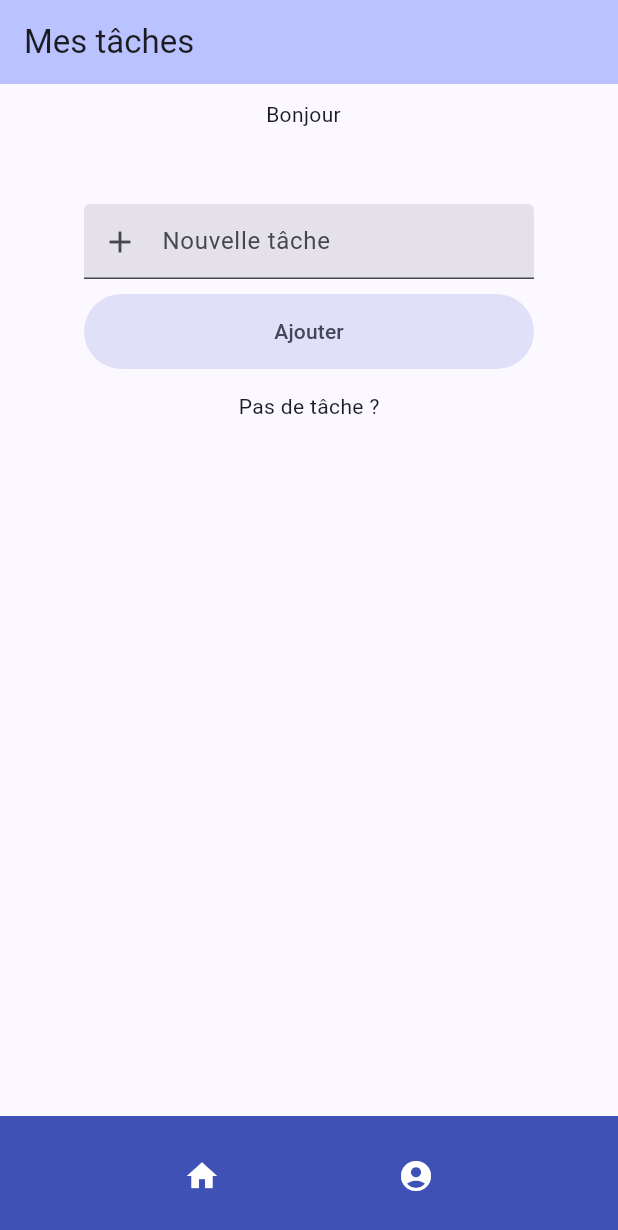
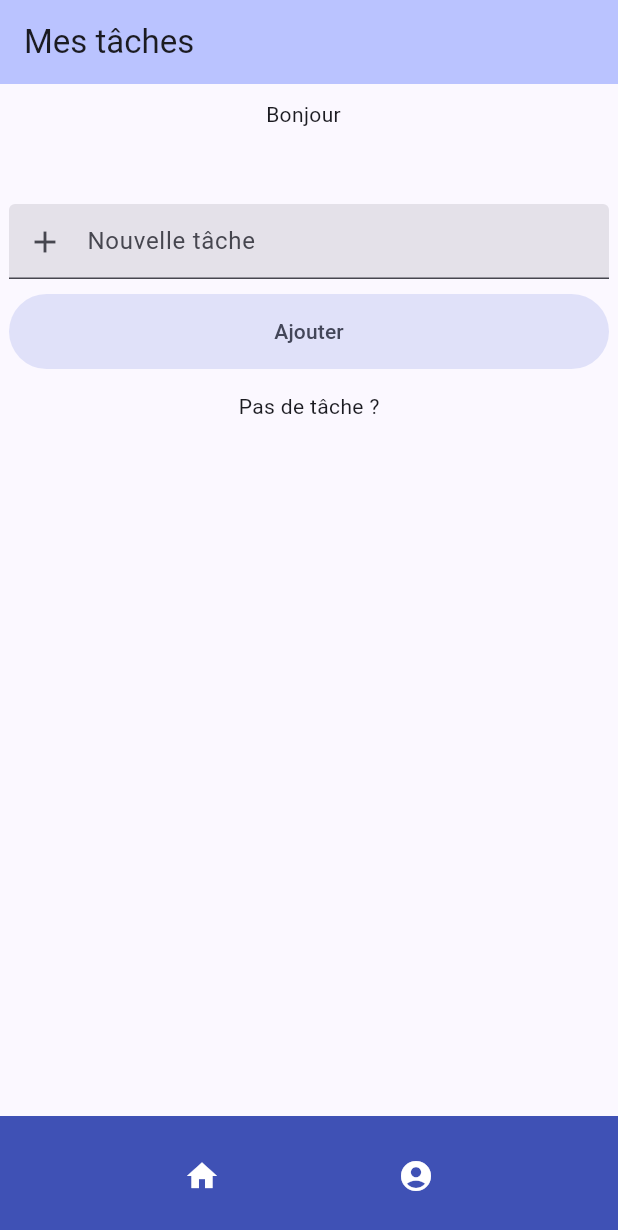
Before and after one commit to thibault-peronno/to_do_list_flutter, a Flutter app: the TasksPage screen opened by its route, on a phone screen of 412 x 824 dp. Shown: the top 1230 px of the screen. Run offline on Flutter 3.47's test engine with Material 2 defaults, Android fonts, the phone set to English and light mode, and no system bars; our stand-ins replace equatable, flutter_bloc, go_router; network calls fail.

```diff
--- a/lib/pages/tasks_page.dart
+++ b/lib/pages/tasks_page.dart
@@ -42,7 +42,7 @@ class TasksPage extends StatelessWidget {
             ),
             const SizedBox(height: 50),
             const SizedBox(
-              width: 300,
+              width: 400,
               height: 50,
               child: TextField(
                 obscureText: false,
@@ -58,7 +58,7 @@ class TasksPage extends StatelessWidget {
               height: 10,
             ),
             SizedBox(
-              width: 300,
+              width: 400,
               height: 50,
               child: FilledButton.tonal(
                 onPressed: () {
@@ -81,7 +81,7 @@ class TasksPage extends StatelessWidget {
                       //       .toList(),
                       // );
                       return Container(
-                        width: 300,
+                        width: 400,
                         child: ListView.builder(
                           itemCount: state.tasks.length,
                           itemBuilder: (context, index) {
```
Also changed, not shown: pubspec.lock.
